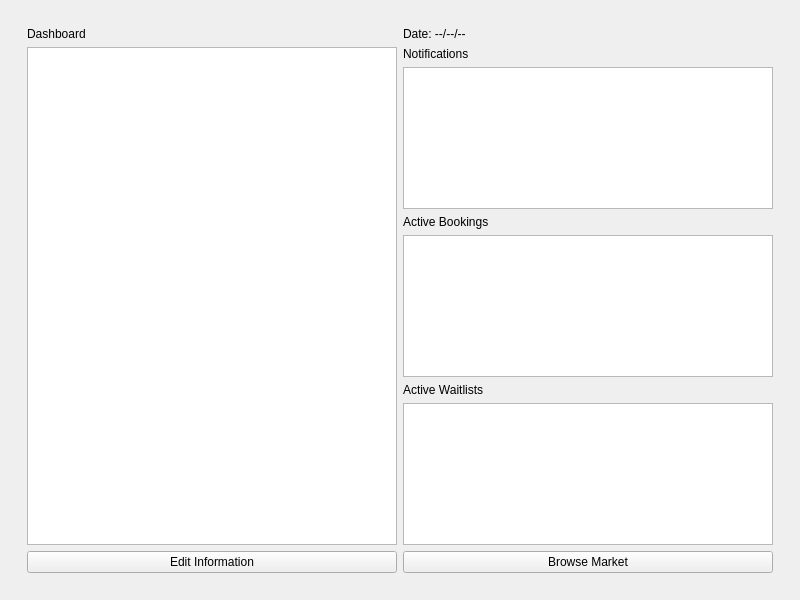
Above: COMP-3007-Term-Project/mainwindow.ui from AndreaOfTheEast/COMP-3007-Term-Project before the change. Below: the same form after it.
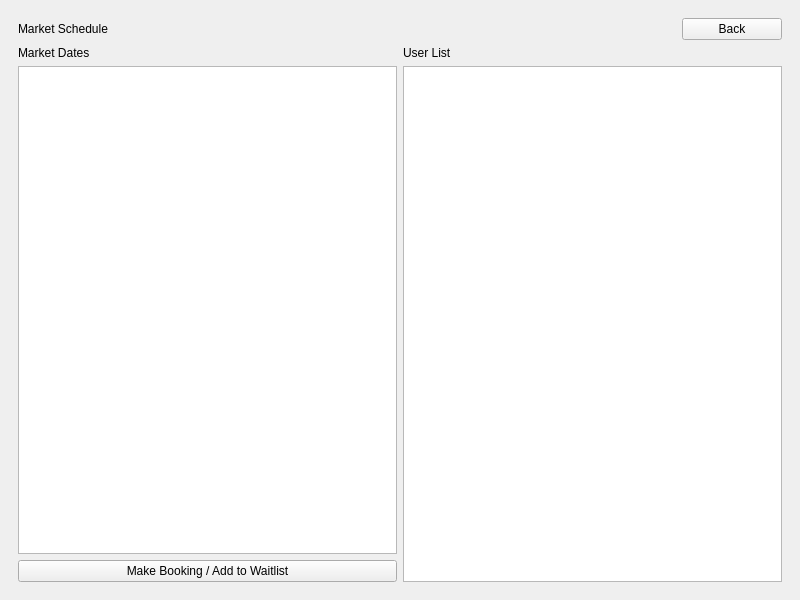
That is the form after the change.

Commit message: feat: operator market schedule page

Diff of the .ui file:
```diff
--- a/COMP-3007-Term-Project/mainwindow.ui
+++ b/COMP-3007-Term-Project/mainwindow.ui
@@ -24,7 +24,7 @@
     <item>
      <widget class="QStackedWidget" name="stackedWidget">
       <property name="currentIndex">
-       <number>0</number>
+       <number>3</number>
       </property>
       <widget class="QWidget" name="dashboard">
        <layout class="QVBoxLayout" name="verticalLayout_3">
@@ -298,6 +298,77 @@
         </item>
        </layout>
       </widget>
+      <widget class="QWidget" name="operator_market_schedule">
+       <layout class="QVBoxLayout" name="verticalLayout_17">
+        <item>
+         <layout class="QVBoxLayout" name="verticalLayout_20">
+          <item>
+           <layout class="QHBoxLayout" name="horizontalLayout_11">
+            <item>
+             <widget class="QLabel" name="label_6">
+              <property name="text">
+               <string>Market Schedule</string>
+              </property>
+             </widget>
+            </item>
+            <item>
+             <widget class="QPushButton" name="pushButton">
+              <property name="maximumSize">
+               <size>
+                <width>100</width>
+                <height>16777215</height>
+               </size>
+              </property>
+              <property name="text">
+               <string>Back</string>
+              </property>
+             </widget>
+            </item>
+           </layout>
+          </item>
+          <item>
+           <layout class="QHBoxLayout" name="horizontalLayout_13">
+            <item>
+             <layout class="QVBoxLayout" name="verticalLayout_22">
+              <item>
+               <widget class="QLabel" name="market_dates_label">
+                <property name="text">
+                 <string>Market Dates</string>
+                </property>
+               </widget>
+              </item>
+              <item>
+               <widget class="QTableView" name="market_dates_table"/>
+              </item>
+              <item>
+               <widget class="QPushButton" name="market_button">
+                <property name="text">
+                 <string>Make Booking / Add to Waitlist</string>
+                </property>
+               </widget>
+              </item>
+             </layout>
+            </item>
+            <item>
+             <layout class="QVBoxLayout" name="verticalLayout_21">
+              <item>
+               <widget class="QLabel" name="user_list_label_2">
+                <property name="text">
+                 <string>User List</string>
+                </property>
+               </widget>
+              </item>
+              <item>
+               <widget class="QListView" name="market_user_list_view"/>
+              </item>
+             </layout>
+            </item>
+           </layout>
+          </item>
+         </layout>
+        </item>
+       </layout>
+      </widget>
      </widget>
     </item>
    </layout>
```
Left out of the diff: 4 changed lines with no effect on the pictures.
